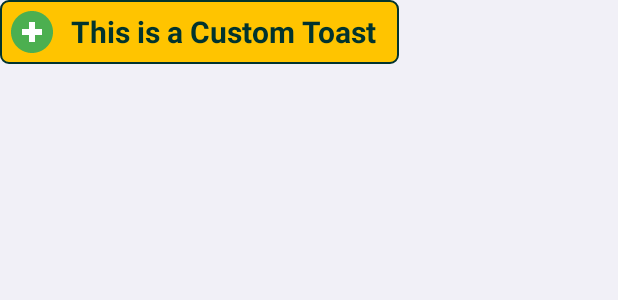
After one commit to deksaa/Kezinta, an Android app: the layout custom_toast.xml on its own in the app's theme, with its tools: preview values and no code run, on a phone screen of 412 x 824 dp. The commit adds this screen. Shown: the top 300 px of the screen. Run offline under Robolectric (Android 15) with nearby library versions, the phone set to English and light mode, and no system bars.

Commit message:
As a new feature added the user is sending long pressing word in inputLayout.A new toast message which is called custom_toast.xml was designed.

```diff
--- /dev/null
+++ b/app/src/main/res/drawable/shape_toast.xml
@@ -0,0 +1,16 @@
+<?xml version="1.0" encoding="utf-8"?>
+<shape xmlns:android="http://schemas.android.com/apk/res/android">
+    android:shape="rectangle">
+
+    <stroke
+        android:width="1dp"
+        android:color="@color/inputWordColor" />
+    <solid
+        android:color="@color/MainBackground" />
+
+    <corners
+        android:bottomRightRadius="5dp"
+        android:bottomLeftRadius="5dp"
+        android:topLeftRadius="5dp"
+        android:topRightRadius="5dp"/>
+</shape>
--- /dev/null
+++ b/app/src/main/res/layout/custom_toast.xml
@@ -0,0 +1,30 @@
+<?xml version="1.0" encoding="utf-8"?>
+<LinearLayout
+    xmlns:android="http://schemas.android.com/apk/res/android"
+    android:id="@+id/custom_toast_id"
+    android:layout_width="wrap_content"
+    android:layout_height="wrap_content"
+    android:padding="5dp"
+    android:orientation="horizontal"
+    android:background="@drawable/shape_toast">
+
+    <ImageView
+        android:id="@+id/image"
+        android:src="@drawable/plus_icon"
+        android:layout_width="wrap_content"
+        android:layout_height="wrap_content"
+        android:layout_gravity="center" />
+
+    <TextView
+        android:id="@+id/info"
+        android:layout_width="wrap_content"
+        android:layout_height="wrap_content"
+        android:text="This is a Custom Toast"
+        android:layout_gravity="center"
+        android:layout_marginLeft="10dp"
+        android:layout_marginRight="10dp"
+        android:textSize="20sp"
+        android:textColor="@color/inputWordColor"
+        android:textStyle="bold"/>
+
+</LinearLayout>
```
Also changed, not shown: app/src/main/java/com/example/destan/kezintagame/MainActivity.java (+22 -3 lines), app/src/main/res/layout/activity_main.xml (+2 -14 lines), app/src/main/res/drawable-hdpi/plus_icon.png (added).
